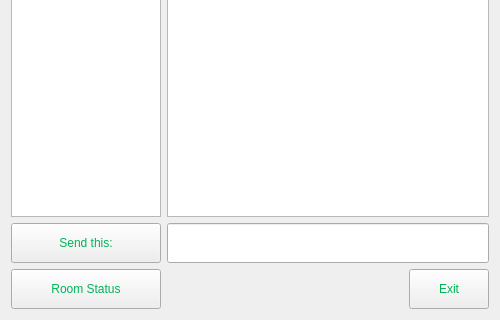
The window that pokerserver.ui (SamuelSMueller/ProjectPoker) describes before a commit, drawn with Qt 5; both pictures show x 0 to 500 and y 330 to 650 of the 500 by 650 pixel window.
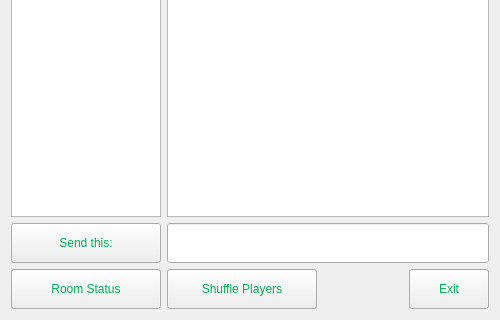
The same window after the commit.

Commit message: Added random shuffle function for room admin to reorder player. Stopped multiple users from having the same name, users with duplicate names are sent back to selection screen.

Diff of the .ui file:
```diff
--- a/pokerserver.ui
+++ b/pokerserver.ui
@@ -428,6 +428,56 @@
        </property>
       </widget>
      </item>
+     <item>
+      <widget class="QPushButton" name="pushButton_Shuffle">
+       <property name="minimumSize">
+        <size>
+         <width>150</width>
+         <height>40</height>
+        </size>
+       </property>
+       <property name="palette">
+        <palette>
+         <active>
+          <colorrole role="ButtonText">
+           <brush brushstyle="SolidPattern">
+            <color alpha="255">
+             <red>0</red>
+             <green>178</green>
+             <blue>86</blue>
+            </color>
+           </brush>
+          </colorrole>
+         </active>
+         <inactive>
+          <colorrole role="ButtonText">
+           <brush brushstyle="SolidPattern">
+            <color alpha="255">
+             <red>0</red>
+             <green>178</green>
+             <blue>86</blue>
+            </color>
+           </brush>
+          </colorrole>
+         </inactive>
+         <disabled>
+          <colorrole role="ButtonText">
+           <brush brushstyle="SolidPattern">
+            <color alpha="255">
+             <red>120</red>
+             <green>120</green>
+             <blue>120</blue>
+            </color>
+           </brush>
+          </colorrole>
+         </disabled>
+        </palette>
+       </property>
+       <property name="text">
+        <string>Shuffle Players</string>
+       </property>
+      </widget>
+     </item>
      <item>
       <spacer name="horizontalSpacer">
        <property name="orientation">
```
The commit also changes 8 other files.
